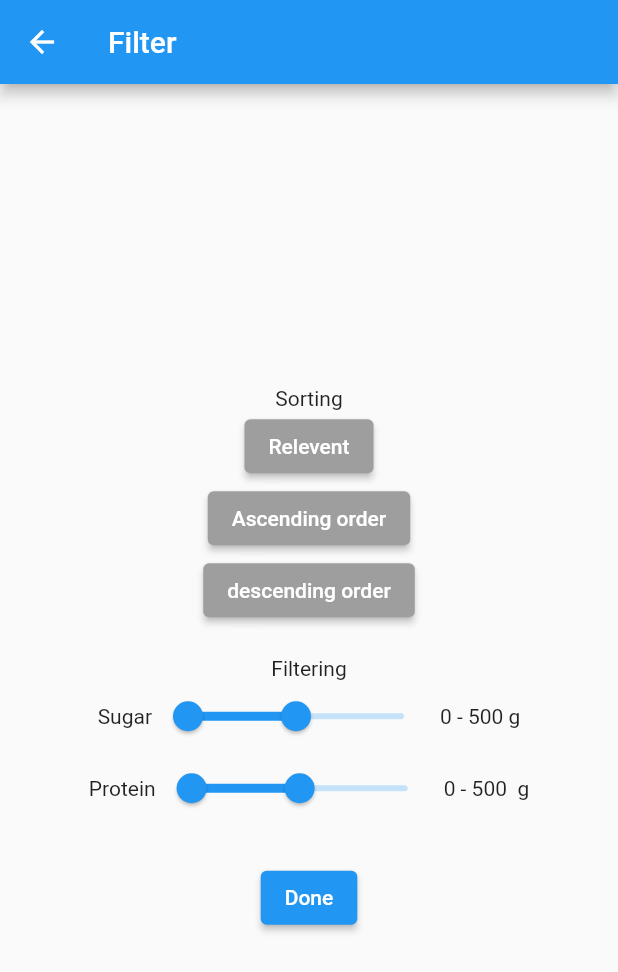
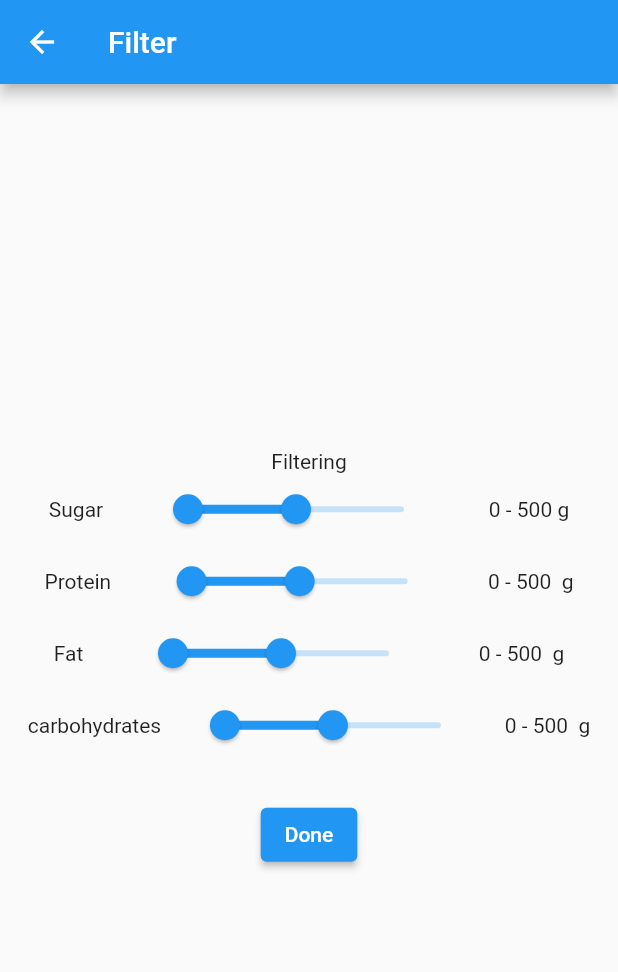
Before and after one commit to rkBekzat/fitmate, a Flutter app: the screen it shows after launch, after a tap on the "filter alt" icon, on a phone screen of 412 x 824 dp. Shown: the top 972 px of the screen. Run offline on Flutter 3.47's test engine with Material 2 defaults, Android fonts, the phone set to English and light mode, and no system bars; our stand-ins replace connectivity_plus, flutter_bloc; missing offline and left inert: flutter_barcode_scanner, openfoodfacts.

Commit message:
filter work, but home page not scrollable

```diff
--- a/lib/bloc/api/api_event.dart
+++ b/lib/bloc/api/api_event.dart
@@ -5,4 +5,10 @@ abstract class ApiEvent {}
 
 class AllProductsApiEvent extends ApiEvent {}
 
-class FilterProductAPIEvent extends ApiEvent {}
+class FilterProductAPIEvent extends ApiEvent {
+  RangeValues sugarValues;
+  RangeValues proteinValues ;
+  RangeValues carboValues;
+  RangeValues fatValues;
+  FilterProductAPIEvent({required this.sugarValues, required this.proteinValues, required this.carboValues, required this.fatValues});
+}
--- a/lib/bloc/api/api_state.dart
+++ b/lib/bloc/api/api_state.dart
@@ -9,3 +9,9 @@ class ApiInitial extends ApiState {
 
   ApiInitial({required this.products});
 }
+
+class FilterApiStat extends ApiState {
+  final Future<List<ProductData>> products;
+
+  FilterApiStat({required this.products});
+}
--- a/lib/screen/filter.dart
+++ b/lib/screen/filter.dart
@@ -1,4 +1,8 @@
+
 import 'package:flutter/material.dart';
+import 'package:flutter_bloc/flutter_bloc.dart';
+
+import '../bloc/api/api_bloc.dart';
 
 class FilterPage extends StatefulWidget {
   const FilterPage({super.key});
@@ -8,9 +12,10 @@ class FilterPage extends StatefulWidget {
 }
 
 class _FilterPageState extends State<FilterPage> {
-  int sortType = 0;
   RangeValues sugarValues = const RangeValues(0, 500);
   RangeValues proteinValues = const RangeValues(0, 500);
+  RangeValues carboValues = const RangeValues(0, 500);
+  RangeValues fatValues = const RangeValues(0, 500);
 
   @override
   Widget build(BuildContext context) {
@@ -22,54 +27,9 @@ class _FilterPageState extends State<FilterPage> {
         child: Column(
           mainAxisAlignment: MainAxisAlignment.center,
           children: [
-            const Text("Sorting"),
-            Column(
-              mainAxisAlignment: MainAxisAlignment.center,
-              children: [
-                ElevatedButton(
-                  onPressed: () {
-                    sortType = 1;
-                    setState(() {});
-                  },
-                  style: ElevatedButton.styleFrom(
-                    backgroundColor: sortType == 1 ? Colors.blue : Colors.grey,
-                  ),
-                  child: const Text("Relevent"),
-                ),
-                const SizedBox(
-                  width: 15,
-                ),
-                ElevatedButton(
-                  onPressed: () {
-                    sortType = 2;
-                    setState(() {});
-                  },
-                  style: ElevatedButton.styleFrom(
-                    backgroundColor: sortType == 2 ? Colors.blue : Colors.grey,
-                  ),
-                  child: const Text("Ascending order"),
-                ),
-                const SizedBox(
-                  width: 15,
-                ),
-                ElevatedButton(
-                  onPressed: () {
-                    sortType = 3;
-                    setState(() {});
-                  },
-                  style: ElevatedButton.styleFrom(
-                    backgroundColor: sortType == 3 ? Colors.blue : Colors.grey,
-                  ),
-                  child: const Text("descending order"),
-                ),
-              ],
-            ),
-            const SizedBox(
-              height: 20,
-            ),
             const Text("Filtering"),
             Row(
-              mainAxisAlignment: MainAxisAlignment.center,
+              mainAxisAlignment: MainAxisAlignment.spaceEvenly,
               children: [
                 const Text("Sugar"),
                 RangeSlider(
@@ -77,14 +37,14 @@ class _FilterPageState extends State<FilterPage> {
                     min: 0,
                     max: 1000,
                     onChanged: (value) => setState(() {
-                          sugarValues = value;
-                        })),
+                      sugarValues = value;
+                    })),
                 Text(
                     "${sugarValues.start.round()} - ${sugarValues.end.round()} g")
               ],
             ),
             Row(
-              mainAxisAlignment: MainAxisAlignment.center,
+              mainAxisAlignment: MainAxisAlignment.spaceEvenly,
               children: [
                 const Text("Protein"),
                 RangeSlider(
@@ -92,10 +52,41 @@ class _FilterPageState extends State<FilterPage> {
                     min: 0,
                     max: 1000,
                     onChanged: (value) => setState(() {
-                          proteinValues = value;
-                        })),
+                      proteinValues = value;
+                    })),
                 Text(
                     "${proteinValues.start.round()} - ${proteinValues.end.round()}  g")
+              ],
+            ),
+            Row(
+              mainAxisAlignment: MainAxisAlignment.spaceEvenly,
+
+              children: [
+                const Text("Fat"),
+                RangeSlider(
+                    values: fatValues,
+                    min: 0,
+                    max: 1000,
+                    onChanged: (value) => setState(() {
+                      fatValues = value;
+                    })),
+                Text(
+                    "${fatValues.start.round()} - ${fatValues.end.round()}  g")
+              ],
+            ),
+            Row(
+              mainAxisAlignment: MainAxisAlignment.spaceEvenly,
+              children: [
+                const Text("carbohydrates"),
+                RangeSlider(
+                    values: carboValues,
+                    min: 0,
+                    max: 1000,
+                    onChanged: (value) => setState(() {
+                      carboValues = value;
+                    })),
+                Text(
+                    "${carboValues.start.round()} - ${carboValues.end.round()}  g")
               ],
             ),
             const SizedBox(
@@ -103,12 +94,18 @@ class _FilterPageState extends State<FilterPage> {
             ),
             ElevatedButton(
                 onPressed: () {
+                  final filterBloc = context.read<ApiBloc>();
+                  filterBloc.add(FilterProductAPIEvent(sugarValues: sugarValues, proteinValues: proteinValues, carboValues: carboValues, fatValues: fatValues));
                   Navigator.pop(context);
                 },
                 child: const Text("Done"))
           ],
         ),
       ),
+
     );
   }
+
+
+
 }
--- a/lib/screen/home.dart
+++ b/lib/screen/home.dart
@@ -29,7 +29,49 @@ class Home extends StatelessWidget {
             child: BlocBuilder<ApiBloc, ApiState>(
               builder: (context, state) {
                 if (state is ApiInitial) {
-                  late final products = state.products;
+                  return listProduct(state.products);
+                }
+                if(state is FilterApiStat){
+                  return SingleChildScrollView(
+                    child: Column(
+                      children: [
+                        ElevatedButton(
+                            onPressed: () {
+                              final apiBloc = context.read<ApiBloc>();
+                              apiBloc.add(AllProductsApiEvent());
+                            },
+                            child: Row(
+                              children: [
+                                Text("Filter"),
+                                Icon(Icons.delete_forever),
+                              ],
+                            )),
+                        listProduct(state.products),
+                      ],
+                    ),
+                  );
+                }
+                return const Center(child: Text('None'));
+              },
+            ),
+          );
+        } else {
+          return Center(
+            child: Column(
+              mainAxisAlignment: MainAxisAlignment.center,
+              children: const [
+                Icon(Icons.network_check),
+                SizedBox(height: 10),
+                Text("Internet not connected"),
+              ],
+            ),
+          );
+        }
+      },
+    );
+  }
+
+  Widget listProduct(Future<List<ProductData>> products){
     return FutureBuilder<List<ProductData>>(
       future: products,
       builder: (context, snapshot) {
@@ -42,6 +84,7 @@ class Home extends StatelessWidget {
               crossAxisSpacing: 10.0,
               mainAxisSpacing: 10.0,
             ),
+            shrinkWrap: true,
             itemCount: futureProducts.length,
             itemBuilder: (context, index) {
               final product = futureProducts[index];
@@ -72,23 +115,5 @@ class Home extends StatelessWidget {
       },
     );
   }
-                return const Center(child: Text('None'));
-              },
-            ),
-          );
-        } else {
-          return Center(
-            child: Column(
-              mainAxisAlignment: MainAxisAlignment.center,
-              children: const [
-                Icon(Icons.network_check),
-                SizedBox(height: 10),
-                Text("Internet not connected"),
-              ],
-            ),
-          );
+
 }
-      },
-    );
-  }
-}
--- a/lib/screen/screens.dart
+++ b/lib/screen/screens.dart
@@ -1,3 +1,4 @@
+import 'package:fitmate/bloc/api/api_bloc.dart';
 import 'package:fitmate/bloc/search/search_bloc.dart';
 import 'package:fitmate/screen/scanner.dart';
 import 'package:flutter/material.dart';
@@ -17,7 +18,7 @@ class Screens extends StatefulWidget {
 
 class _ScreensState extends State<Screens> {
   List<Widget> pages = [
-    const Home(),
+     Home(),
     // const about(),
     const BarcodeScannerWidget(),
   ];
@@ -32,6 +33,7 @@ class _ScreensState extends State<Screens> {
 
   @override
   Widget build(BuildContext context) {
+    final apiBloc = context.read<ApiBloc>();
     return Scaffold(
       appBar: AppBar(title: const Text("Fitmate"), actions: [
         index == 0
@@ -42,7 +44,8 @@ class _ScreensState extends State<Screens> {
                   Navigator.push(
                     context,
                     MaterialPageRoute(
-                              builder: (context) => BlocProvider<SearchBloc>(
+                        builder: (context) =>
+                            BlocProvider<SearchBloc>(
                               create: (context) => SearchBloc(),
                               child: const SearchPage(),
                             )),
@@ -57,7 +60,11 @@ class _ScreensState extends State<Screens> {
                   Navigator.push(
                     context,
                     MaterialPageRoute(
-                              builder: (context) => const FilterPage()),
+                        builder: (context) =>
+                            BlocProvider.value(
+                            value: apiBloc,
+                              child: const FilterPage(),
+                            )),
                   );
                 },
                 // ignore: prefer_const_constructors
```
Also changed, not shown: lib/bloc/api/api_bloc.dart (+41 -4 lines). Lines whose indentation alone changed are shown as unchanged.
